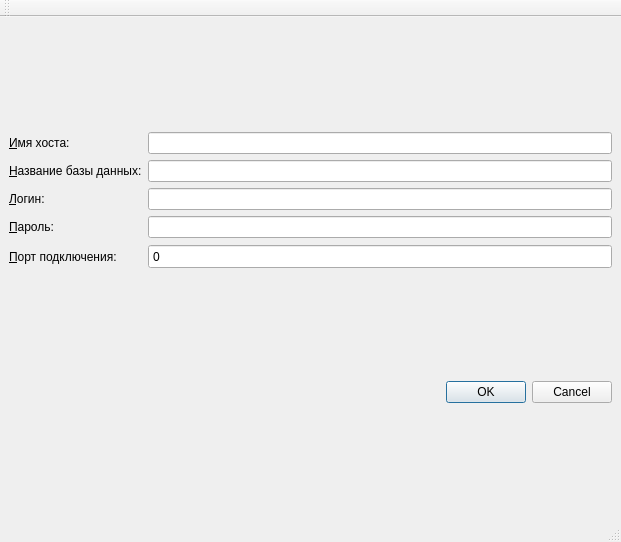
postpost/QT, file HW_03/mainwindow.ui: the form before one commit.
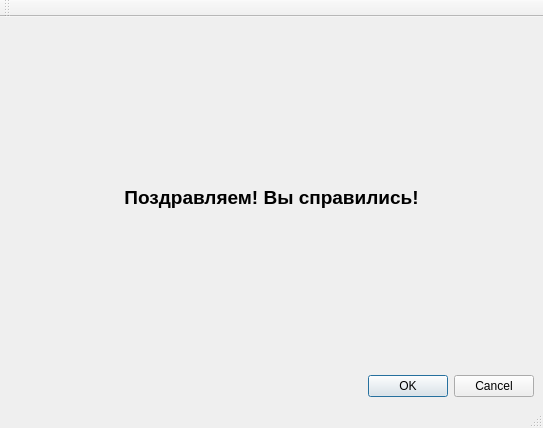
The form after the commit.

What changed in the file:
```diff
--- a/HW_03/mainwindow.ui
+++ b/HW_03/mainwindow.ui
@@ -6,8 +6,8 @@
    <rect>
     <x>0</x>
     <y>0</y>
-    <width>621</width>
-    <height>542</height>
+    <width>543</width>
+    <height>428</height>
    </rect>
   </property>
   <property name="maximumSize">
@@ -20,96 +20,27 @@
    <string>MainWindow</string>
   </property>
   <widget class="QWidget" name="centralwidget">
-   <layout class="QGridLayout" name="gridLayout_2">
-    <item row="0" column="0">
-     <layout class="QGridLayout" name="gridLayout">
-      <item row="1" column="0">
-       <widget class="QLabel" name="lb_bdName">
-        <property name="text">
-         <string>&amp;Название базы данных:</string>
-        </property>
-        <property name="buddy">
-         <cstring>le_bdName</cstring>
-        </property>
-       </widget>
-      </item>
-      <item row="1" column="1">
-       <widget class="QLineEdit" name="le_bdName"/>
-      </item>
-      <item row="2" column="0">
-       <widget class="QLabel" name="lb_login">
-        <property name="text">
-         <string>&amp;Логин:</string>
-        </property>
-        <property name="buddy">
-         <cstring>le_login</cstring>
-        </property>
-       </widget>
-      </item>
-      <item row="3" column="0">
-       <widget class="QLabel" name="lb_pswrd">
-        <property name="text">
-         <string>&amp;Пароль:</string>
-        </property>
-        <property name="buddy">
-         <cstring>le_pswrd</cstring>
-        </property>
-       </widget>
-      </item>
-      <item row="0" column="0">
-       <widget class="QLabel" name="lb_hostName">
-        <property name="styleSheet">
-         <string notr="true"/>
-        </property>
-        <property name="text">
-         <string>&amp;Имя хоста:</string>
-        </property>
-        <property name="buddy">
-         <cstring>le_hostName</cstring>
-        </property>
-       </widget>
-      </item>
-      <item row="0" column="1">
-       <widget class="QLineEdit" name="le_hostName"/>
-      </item>
-      <item row="3" column="1">
-       <widget class="QLineEdit" name="le_pswrd"/>
-      </item>
-      <item row="2" column="1">
-       <widget class="QLineEdit" name="le_login"/>
-      </item>
-      <item row="4" column="0">
-       <widget class="QLabel" name="lb_connPort">
-        <property name="text">
-         <string>&amp;Порт подключения:</string>
-        </property>
-        <property name="buddy">
-         <cstring>sp_connPort</cstring>
-        </property>
-       </widget>
-      </item>
-      <item row="4" column="1">
-       <widget class="QSpinBox" name="sp_connPort">
-        <property name="maximumSize">
-         <size>
-          <width>781</width>
-          <height>25</height>
-         </size>
-        </property>
-        <property name="buttonSymbols">
-         <enum>QAbstractSpinBox::NoButtons</enum>
-        </property>
-        <property name="maximum">
-         <number>1000000</number>
-        </property>
-        <property name="singleStep">
-         <number>3</number>
-        </property>
-       </widget>
-      </item>
-     </layout>
+   <layout class="QVBoxLayout" name="verticalLayout">
+    <item>
+     <widget class="QLabel" name="lb_greet">
+      <property name="font">
+       <font>
+        <pointsize>14</pointsize>
+        <bold>true</bold>
+       </font>
+      </property>
+      <property name="layoutDirection">
+       <enum>Qt::RightToLeft</enum>
+      </property>
+      <property name="text">
+       <string>Поздравляем! Вы справились!</string>
+      </property>
+      <property name="alignment">
+       <set>Qt::AlignCenter</set>
+      </property>
+     </widget>
     </item>
-    <item row="1" column="0">
+    <item>
      <widget class="QDialogButtonBox" name="btn_ok_cancel">
       <property name="standardButtons">
        <set>QDialogButtonBox::Cancel|QDialogButtonBox::Ok</set>
```
Left out of the diff: 19 changed lines with no effect on the pictures.
